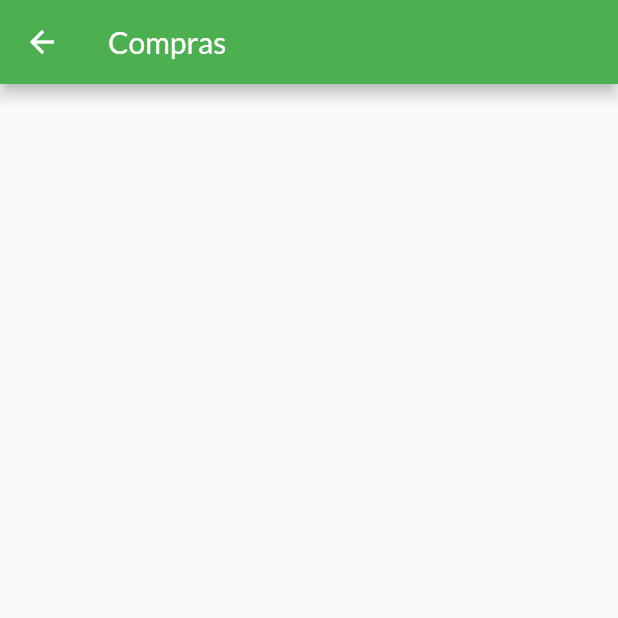
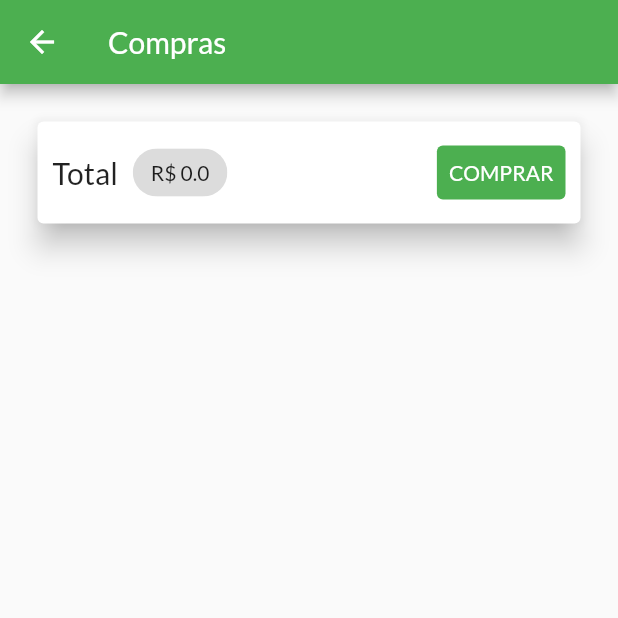
Before and after one commit to Paulodev88/Devnology-Project, a Flutter app: the CartScreen screen opened by its route, on a phone screen of 412 x 824 dp, the top half of it. Run offline on Flutter 3.47's test engine with Material 2 defaults, Android fonts, the phone set to English and light mode, and no system bars; missing offline and left inert: splash_screen_view; network calls fail.

Commit message:
Create Cart Item widget

```diff
--- a/lib/provider/cart.dart
+++ b/lib/provider/cart.dart
@@ -5,24 +5,36 @@ import 'package:flutter/material.dart';
 class CartItem {
   final String id;
   final String modelo;
+  final String ano;
   final double valor;
+  final String imageUrl;
 
   CartItem({
     required this.id,
     required this.modelo,
+    required this.ano,
     required this.valor,
+    required this.imageUrl,
   });
 }
 
 class Cart with ChangeNotifier {
   Map<String, CartItem> _items = {};
 
-  Map<String, CartItem> get item {
+  Map<String, CartItem> get items {
     return {..._items};
   }
 
-  int get itemCount {
+  int get itemsCount {
     return _items.length;
+  }
+
+  double get totalAmount {
+    double total = 0.0;
+    _items.forEach((key, value) {
+      total += value.valor;
+    });
+    return total;
   }
 
   void addItem(Vehicle vehicle) {
@@ -34,7 +46,9 @@ class Cart with ChangeNotifier {
           () => CartItem(
               id: Random().nextDouble().toString(),
               modelo: vehicle.modelo,
-              valor: vehicle.valorVenda));
+              valor: vehicle.valorVenda,
+              ano: vehicle.anoFabricacao.toString(),
+              imageUrl: vehicle.imageUrl));
     }
     notifyListeners();
   }
--- a/lib/screens/cart_screen/cart_scree.dart
+++ b/lib/screens/cart_screen/cart_scree.dart
@@ -1,14 +1,62 @@
+import 'package:devnology/provider/cart.dart';
+import 'package:devnology/widgets/cart_item_widget.dart';
 import 'package:flutter/material.dart';
+import 'package:provider/provider.dart';
 
 class CartScreen extends StatelessWidget {
-  const CartScreen({Key? key}) : super(key: key);
-
   @override
   Widget build(BuildContext context) {
+    final Cart cart = Provider.of(context);
+    final cartItems = cart.items.values.toList();
     return Scaffold(
       appBar: AppBar(
         title: Text('Compras'),
       ),
+      body: Column(
+        children: [
+          Card(
+            elevation: 8,
+            margin: EdgeInsets.all(25),
+            child: Padding(
+              padding: EdgeInsets.all(10),
+              child: Row(
+                mainAxisAlignment: MainAxisAlignment.spaceBetween,
+                children: [
+                  Text(
+                    'Total',
+                    style: TextStyle(fontSize: 20),
+                  ),
+                  SizedBox(width: 10),
+                  Chip(
+                    label: Text('R\$ ${cart.totalAmount}'),
+                  ),
+                  Spacer(),
+                  TextButton(
+                    child: Text('COMPRAR'),
+                    style: TextButton.styleFrom(
+                      primary: Colors.white,
+                      backgroundColor: Theme.of(context).primaryColor,
+                      onSurface: Colors.grey,
+                    ),
+                    onPressed: () {
+                      print('Pressed');
+                    },
+                  )
+                ],
+              ),
+            ),
+          ),
+          SizedBox(
+            height: 10,
+          ),
+          Expanded(
+            child: ListView.builder(
+                itemCount: cart.itemsCount,
+                itemBuilder: (ctx, i) =>
+                    CartItemWidget(cartItem: cartItems[i])),
+          ),
+        ],
+      ),
     );
   }
 }
--- a/lib/screens/home_screen/vehicle_overview_screen.dart
+++ b/lib/screens/home_screen/vehicle_overview_screen.dart
@@ -14,7 +14,7 @@ class VehicleOverviewScreen extends StatelessWidget {
         actions: [
           Consumer<Cart>(
             builder: (ctx, cart, child) => Badge(
-              value: cart.itemCount.toString(),
+              value: cart.itemsCount.toString(),
               child: IconButton(
                 onPressed: () {
                   Navigator.of(context).pushNamed(AppRoutes.CART);
--- a/lib/widgets/vehicle_item.dart
+++ b/lib/widgets/vehicle_item.dart
@@ -38,7 +38,7 @@ class VehicleItem extends StatelessWidget {
             onPressed: () {
               vehicle.selected();
               cart.addItem(vehicle);
-              print(cart.itemCount);
+              print(cart.itemsCount);
             },
             color: Theme.of(context).accentColor,
           ),
```
Also changed, not shown: lib/widgets/cart_item_widget.dart (added, +32 -0 lines).
